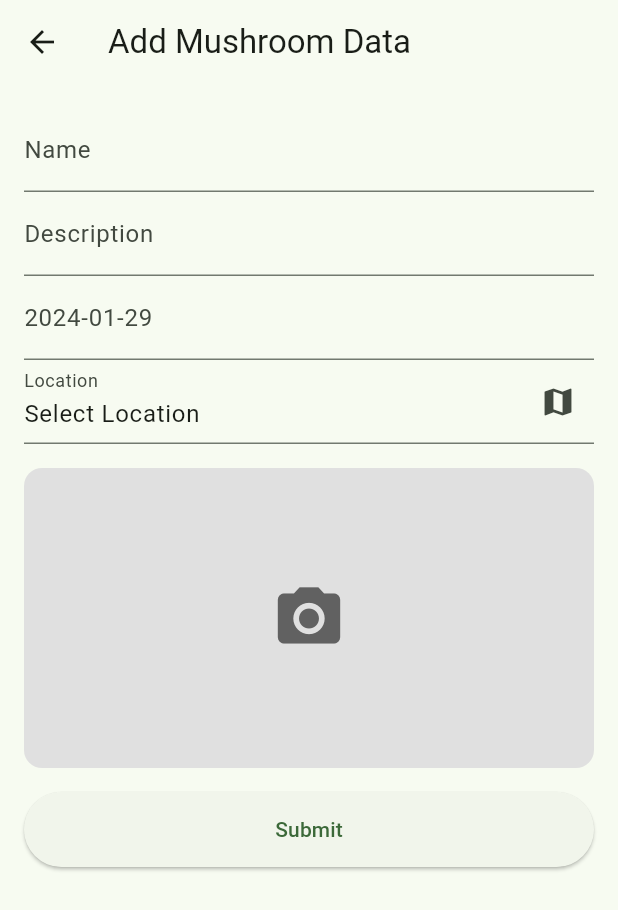
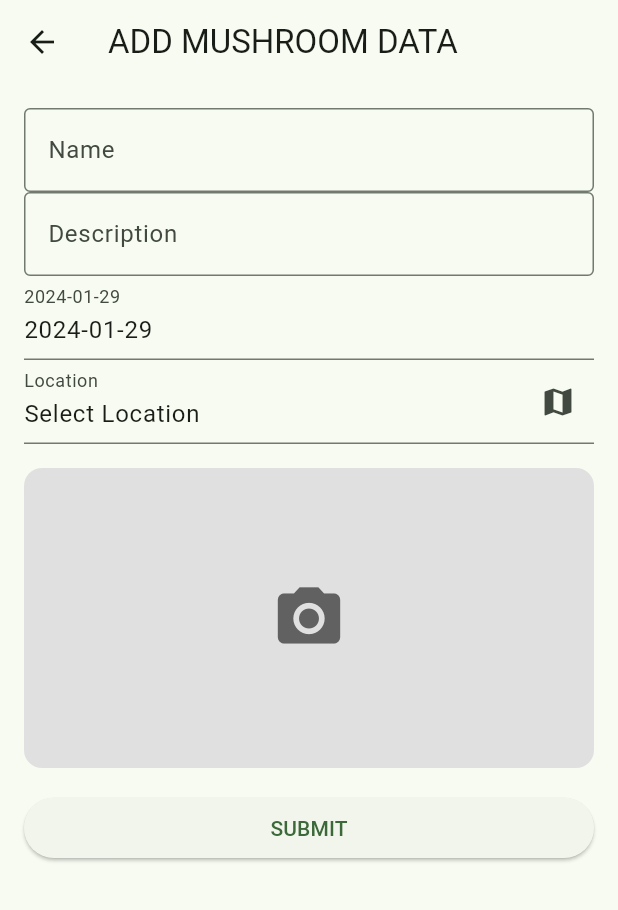
Before and after one commit to cunderw/mushroom-hunter, a Flutter app: the screen it shows once a user with an empty profile is signed in, after a tap on the "add" icon, on a phone screen of 412 x 824 dp. Shown: the top 910 px of the screen. Run offline on Flutter 3.47's test engine with Material 3 defaults, Android fonts, the phone set to English and light mode, and no system bars; drawn by our look-alikes of flutter_platform_widgets; our stand-ins replace cloud_firestore, firebase_auth, firebase_core, firebase_storage, geolocator, google_maps_flutter and 1 more; missing offline and left inert: firebase_ui_auth; accounts and stored records are empty.

Commit message:
switch to cupertino widgets for iOS

```diff
--- a/lib/app.dart
+++ b/lib/app.dart
@@ -1,9 +1,10 @@
+import 'package:flutter/cupertino.dart';
 import 'package:flutter/material.dart';
 
 import 'controllers/auth_controller.dart';
 
-class MyApp extends StatelessWidget {
-  const MyApp({super.key});
+class MyMaterialApp extends StatelessWidget {
+  const MyMaterialApp({super.key});
   @override
   Widget build(BuildContext context) {
     return MaterialApp(
@@ -16,3 +17,13 @@ class MyApp extends StatelessWidget {
     );
   }
 }
+
+class MyCupertinoApp extends StatelessWidget {
+  @override
+  Widget build(BuildContext context) {
+    return CupertinoApp(
+      home: const AuthGate(),
+      // Define other CupertinoApp properties as needed
+    );
+  }
+}
--- a/lib/main.dart
+++ b/lib/main.dart
@@ -1,8 +1,12 @@
+import 'dart:io';
+
 import 'package:firebase_core/firebase_core.dart';
 import 'package:flutter/material.dart';
 import 'package:my_mushrooms_hunter/utils/firebase_options.dart';
 
 import 'app.dart';
+
+bool isIOS = Platform.isIOS;
 
 void main() async {
   WidgetsFlutterBinding.ensureInitialized();
@@ -10,5 +14,5 @@ void main() async {
     options: DefaultFirebaseOptions.currentPlatform,
   );
 
-  runApp(const MyApp());
+  runApp(isIOS ? MyCupertinoApp() : MyMaterialApp());
 }
--- a/lib/views/home.dart
+++ b/lib/views/home.dart
@@ -1,7 +1,12 @@
+import 'dart:io';
+
 import 'package:firebase_ui_auth/firebase_ui_auth.dart';
+import 'package:flutter/cupertino.dart';
 import 'package:flutter/material.dart';
 import 'package:my_mushrooms_hunter/views/my_mushrooms.dart';
 import 'package:my_mushrooms_hunter/views/near_me.dart';
+
+bool isIOS = Platform.isIOS;
 
 class MyHomePage extends StatefulWidget {
   const MyHomePage({super.key});
@@ -46,8 +51,36 @@ class _MyHomePageState extends State<MyHomePage> {
       body: LayoutBuilder(
         builder: (context, constraints) {
           if (constraints.maxWidth < 600) {
-            // Use a more mobile-friendly layout with BottomNavigationBar
-            // on narrow screens.
+            if (isIOS) {
+              // iOS-specific UI, like CupertinoTabBar
+              return Column(
+                children: [
+                  Expanded(child: mainArea),
+                  CupertinoTabBar(
+                    items: <BottomNavigationBarItem>[
+                      BottomNavigationBarItem(
+                        icon: Icon(CupertinoIcons.home),
+                        label: 'Home',
+                      ),
+                      BottomNavigationBarItem(
+                        icon: Icon(CupertinoIcons.location),
+                        label: 'Near Me',
+                      ),
+                      BottomNavigationBarItem(
+                        icon: Icon(CupertinoIcons.person),
+                        label: 'Profile',
+                      ),
+                    ],
+                    currentIndex: selectedIndex,
+                    onTap: (value) {
+                      setState(() {
+                        selectedIndex = value;
+                      });
+                    },
+                  ),
+                ],
+              );
+            } else {
               return Column(
                 children: [
                   Expanded(child: mainArea),
@@ -78,6 +111,7 @@ class _MyHomePageState extends State<MyHomePage> {
                   )
                 ],
               );
+            }
           } else {
             return Row(
               children: [
--- a/lib/views/my_mushrooms.dart
+++ b/lib/views/my_mushrooms.dart
@@ -1,5 +1,6 @@
 import 'package:firebase_auth/firebase_auth.dart';
 import 'package:flutter/material.dart';
+import 'package:flutter_platform_widgets/flutter_platform_widgets.dart';
 import 'package:my_mushrooms_hunter/services/firebase/mushroom_service.dart';
 import 'package:my_mushrooms_hunter/widgets/mushroom_form.dart';
 import 'package:my_mushrooms_hunter/widgets/mushroom_list.dart';
@@ -10,16 +11,11 @@ class MyMushrooms extends StatelessWidget {
 
   @override
   Widget build(BuildContext context) {
-    return Scaffold(
-      appBar: AppBar(
-        backgroundColor: Colors.green.shade400,
-        title: Row(
-          children: <Widget>[
-            Text('My Mushrooms'),
-          ],
-        ),
-        actions: <Widget>[
-          IconButton(
+    return PlatformScaffold(
+      appBar: PlatformAppBar(
+        title: new Text('My Mushrooms'),
+        trailingActions: <Widget>[
+          PlatformIconButton(
             icon: Icon(Icons.add),
             onPressed: () {
               Navigator.of(context).push(
--- a/lib/views/near_me.dart
+++ b/lib/views/near_me.dart
@@ -1,4 +1,5 @@
 import 'package:flutter/material.dart';
+import 'package:flutter_platform_widgets/flutter_platform_widgets.dart';
 
 class NearMe extends StatelessWidget {
   const NearMe({super.key});
@@ -8,7 +9,10 @@ class NearMe extends StatelessWidget {
       child: Column(
         mainAxisAlignment: MainAxisAlignment.start,
         children: [
-          Text('Near Me', style: Theme.of(context).textTheme.headlineMedium),
+          PlatformText(
+            'Near Me',
+            style: Theme.of(context).textTheme.headlineMedium,
+          ),
         ],
       ),
     );
--- a/lib/widgets/location_picker.dart
+++ b/lib/widgets/location_picker.dart
@@ -1,4 +1,5 @@
 import 'package:flutter/material.dart';
+import 'package:flutter_platform_widgets/flutter_platform_widgets.dart';
 import 'package:geolocator/geolocator.dart';
 import 'package:google_maps_flutter/google_maps_flutter.dart';
 
@@ -113,8 +114,8 @@ class _LocationPickerState extends State<LocationPicker> {
   Widget build(BuildContext context) {
     return SafeArea(
       top: false,
-      child: Scaffold(
-        appBar: AppBar(
+      child: PlatformScaffold(
+        appBar: PlatformAppBar(
           title: Text("Select Location"),
           leading: IconButton(
             icon: Icon(Icons.arrow_back),
--- a/lib/widgets/mushroom_form.dart
+++ b/lib/widgets/mushroom_form.dart
@@ -1,9 +1,15 @@
+import 'dart:io';
+
+import 'package:flutter/cupertino.dart';
 import 'package:flutter/material.dart';
+import 'package:flutter_platform_widgets/flutter_platform_widgets.dart';
 import 'package:google_maps_flutter/google_maps_flutter.dart';
 import 'package:my_mushrooms_hunter/controllers/mushroom_controller.dart';
 import 'package:my_mushrooms_hunter/widgets/image_picker.dart';
 import 'package:my_mushrooms_hunter/widgets/location_picker.dart';
 import 'package:image_picker/image_picker.dart';
+
+bool isIOS = Platform.isIOS;
 
 class MushroomForm extends StatefulWidget {
   const MushroomForm({Key? key}) : super(key: key);
@@ -24,7 +30,31 @@ class _MushroomFormState extends State<MushroomForm> {
   double? _longitude = null;
   bool _isLoading = false;
 
-  Future<void> _selectDate(BuildContext context) async {
+  void _showCupertinoDatePicker(BuildContext context) {
+    showPlatformModalSheet(
+      context: context,
+      builder: (BuildContext builder) {
+        return Container(
+          height: MediaQuery.of(context).copyWith().size.height / 3,
+          color: Colors.white,
+          child: CupertinoDatePicker(
+            initialDateTime: DateTime.now(),
+            onDateTimeChanged: (DateTime newDate) {
+              setState(() {
+                _dateAdded = newDate;
+              });
+            },
+            maximumYear: DateTime.now().year,
+            minimumYear: 2000,
+            mode: CupertinoDatePickerMode
+                .date, // Choose date, time or date and time mode according to your requirement
+          ),
+        );
+      },
+    );
+  }
+
+  Future<void> _showMaterialDatePicker(BuildContext context) async {
     final DateTime? picked = await showDatePicker(
       context: context,
       initialDate: _dateAdded,
@@ -82,19 +112,37 @@ class _MushroomFormState extends State<MushroomForm> {
 
   Future<bool> submitForm() async {
     if (_formKey.currentState!.validate()) {
-      if (_selectedImage == null) {
-        ScaffoldMessenger.of(context).showSnackBar(
-          SnackBar(
-            content: Text('Please select an image'),
+      if (_latitude == null || _longitude == null) {
+        await showPlatformDialog(
+          context: context,
+          builder: (context) {
+            return PlatformAlertDialog(
+              title: PlatformText('Error'),
+              content: PlatformText('Please select a location'),
+              actions: <Widget>[
+                PlatformDialogAction(
+                  child: PlatformText('OK'),
+                  onPressed: () => Navigator.of(context).pop(),
                 ),
+              ],
+            );
+          },
         );
         return false;
       }
 
-      if (_latitude == null || _longitude == null) {
-        ScaffoldMessenger.of(context).showSnackBar(
-          SnackBar(
-            content: Text('Please select a location'),
+      if (_selectedImage == null) {
+        await showPlatformDialog(
+          context: context,
+          builder: (context) => PlatformAlertDialog(
+            title: PlatformText('Error'),
+            content: PlatformText('Please select an image'),
+            actions: <Widget>[
+              PlatformDialogAction(
+                child: PlatformText('OK'),
+                onPressed: () => Navigator.of(context).pop(),
+              ),
+            ],
           ),
         );
         return false;
@@ -126,9 +174,9 @@ class _MushroomFormState extends State<MushroomForm> {
 
   @override
   Widget build(BuildContext context) {
-    return Scaffold(
-      appBar: AppBar(
-        title: Text('Add Mushroom Data'),
+    return PlatformScaffold(
+      appBar: PlatformAppBar(
+        title: PlatformText('Add Mushroom Data'),
       ),
       body: Padding(
         padding: EdgeInsets.all(16.0),
@@ -136,24 +184,69 @@ class _MushroomFormState extends State<MushroomForm> {
           key: _formKey,
           child: ListView(
             children: <Widget>[
-              TextFormField(
+              PlatformTextFormField(
                 controller: _nameController,
-                decoration: InputDecoration(labelText: 'Name'),
+                material: (context, platform) => MaterialTextFormFieldData(
+                  decoration: InputDecoration(
+                    labelText: 'Name',
+                    border: OutlineInputBorder(),
+                  ),
+                ),
+                cupertino: (context, platform) => CupertinoTextFormFieldData(
+                  placeholder: 'Name',
+                  decoration: BoxDecoration(
+                    border: Border.all(
+                      color: CupertinoColors.systemGrey,
+                      width: 1,
+                    ),
+                  ),
+                ),
                 validator: _validateName,
               ),
-              TextFormField(
+              PlatformTextFormField(
                 controller: _descriptionController,
-                decoration: InputDecoration(labelText: 'Description'),
+                material: (context, platform) => MaterialTextFormFieldData(
+                  decoration: InputDecoration(
+                    labelText: 'Description',
+                    border: OutlineInputBorder(),
+                  ),
+                ),
+                cupertino: (context, platform) => CupertinoTextFormFieldData(
+                  placeholder: 'Description',
+                  decoration: BoxDecoration(
+                    border: Border.all(
+                      color: CupertinoColors.systemGrey,
+                      width: 1,
+                    ),
+                  ),
+                ),
                 validator: _validateDescription,
               ),
               GestureDetector(
-                onTap: () => _selectDate(context),
+                onTap: () => isIOS
+                    ? _showCupertinoDatePicker(context)
+                    : _showMaterialDatePicker(context),
                 child: AbsorbPointer(
-                  child: TextFormField(
+                  child: PlatformTextFormField(
+                    controller: TextEditingController(
+                      text: '${_dateAdded.toIso8601String().split('T').first}',
+                    ),
+                    material: (context, platform) => MaterialTextFormFieldData(
                       decoration: InputDecoration(
                         labelText:
                             '${_dateAdded.toIso8601String().split('T').first}',
                         hintText: 'Date Found',
+                      ),
+                    ),
+                    cupertino: (context, platform) =>
+                        CupertinoTextFormFieldData(
+                      placeholder: 'Date Found',
+                      decoration: BoxDecoration(
+                        border: Border.all(
+                          color: CupertinoColors.systemGrey,
+                          width: 1,
+                        ),
+                      ),
                     ),
                   ),
                 ),
@@ -161,14 +254,25 @@ class _MushroomFormState extends State<MushroomForm> {
               GestureDetector(
                 onTap: _selectLocation,
                 child: AbsorbPointer(
-                  child: TextFormField(
+                  child: PlatformTextFormField(
                     readOnly: true,
                     controller: TextEditingController(
                       text: _locationString(),
                     ),
+                    material: (context, platform) => MaterialTextFormFieldData(
                       decoration: InputDecoration(
                         labelText: 'Location',
                         suffixIcon: Icon(Icons.map),
+                      ),
+                    ),
+                    cupertino: (context, platform) =>
+                        CupertinoTextFormFieldData(
+                      decoration: BoxDecoration(
+                        border: Border.all(
+                          color: CupertinoColors.systemGrey,
+                          width: 1,
+                        ),
+                      ),
                     ),
                   ),
                 ),
@@ -176,7 +280,7 @@ class _MushroomFormState extends State<MushroomForm> {
               SizedBox(height: 16.0),
               CustomImagePicker(onImagePicked: _handleImageSelection),
               SizedBox(height: 16.0),
-              ElevatedButton(
+              PlatformElevatedButton(
                 onPressed: () async {
                   if (_isLoading) return;
                   bool isSubmitted = await submitForm();
@@ -185,13 +289,14 @@ class _MushroomFormState extends State<MushroomForm> {
                   }
                 },
                 child: _isLoading
-                    ? CircularProgressIndicator(
-                        valueColor: AlwaysStoppedAnimation<Color>(Colors.white),
+                    ? PlatformCircularProgressIndicator(
+                        material: (context, platform) =>
+                            MaterialProgressIndicatorData(
+                          valueColor:
+                              AlwaysStoppedAnimation<Color>(Colors.white),
+                        ),
                       )
-                    : Text('Submit'),
-                style: ElevatedButton.styleFrom(
-                  minimumSize: Size(double.infinity, 50),
-                ),
+                    : PlatformText('Submit'),
               ),
             ],
           ),
--- a/pubspec.yaml
+++ b/pubspec.yaml
@@ -22,6 +22,8 @@ dependencies:
   cloud_firestore: ^4.14.0
   intl: ^0.18.1
   cached_network_image: ^3.3.1
+  cupertino_icons: ^1.0.6
+  flutter_platform_widgets: ^6.0.2
 
 dev_dependencies:
   flutter_test:
```
Also changed, not shown: lib/widgets/mushroom_card.dart (+9 -9 lines), pubspec.lock, 3 other files. Lines whose indentation alone changed are shown as unchanged.
